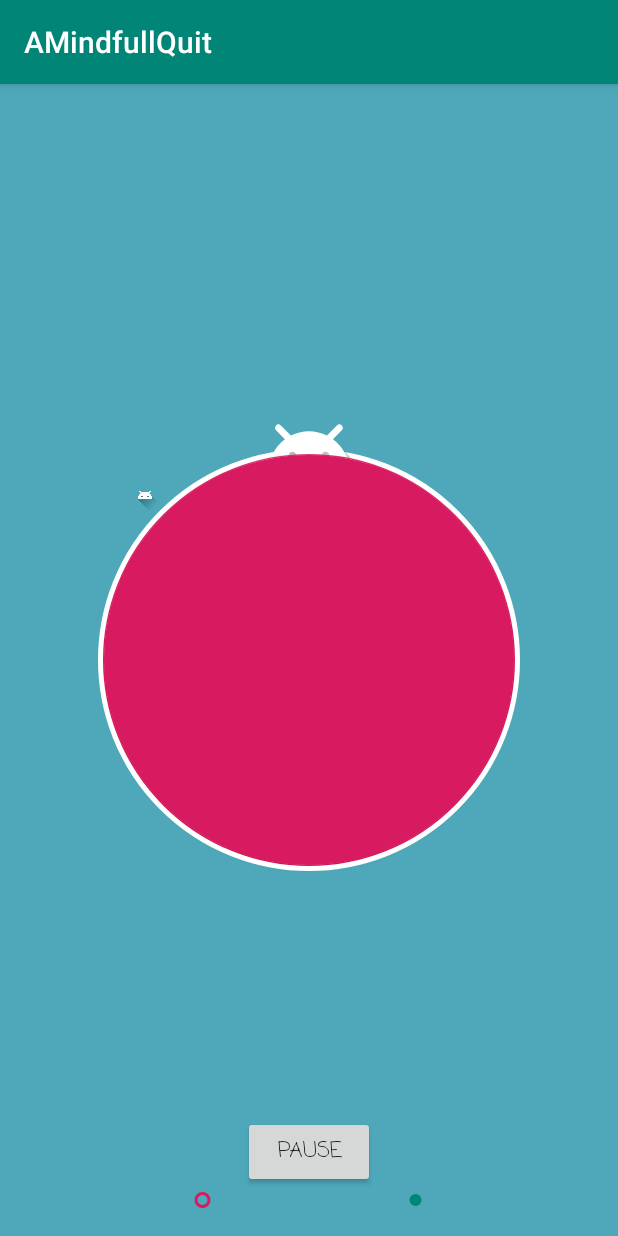
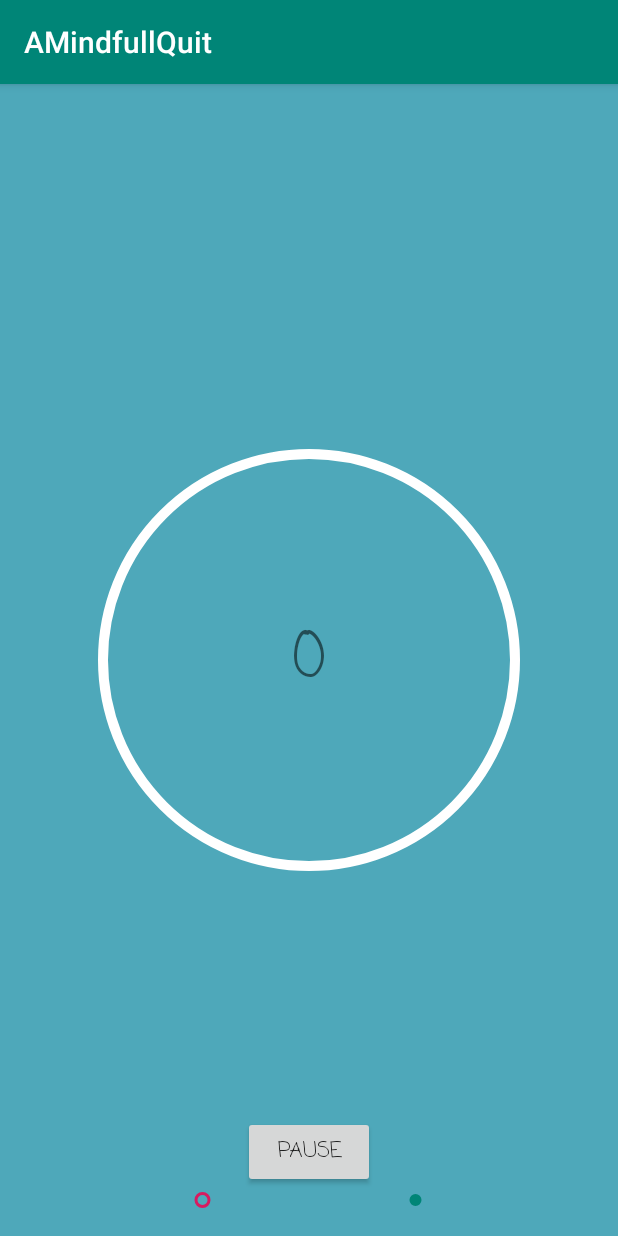
Before and after one commit to davinncia/AMindfullQuit, an Android app: the TimerFragment screen opened directly, with no data from a screen before it, after a tap on "START", on a phone screen of 412 x 824 dp. Run offline under Robolectric (Android 15) with nearby library versions, the phone set to English and light mode, and no system bars.

Commit message:
Custom animation for timer.

```diff
--- /dev/null
+++ b/app/src/main/java/com/example/amindfullquit/meditation/MeditationSession.kt
@@ -0,0 +1,5 @@
+package com.example.amindfullquit.meditation
+
+import java.util.*
+
+data class MeditationSession(val mDate: Date, var mLength: Int = 0)
--- a/app/src/main/java/com/example/amindfullquit/SeekCircle.kt
+++ b/app/src/main/java/com/example/amindfullquit/meditation/SeekCircle.kt
@@ -1,4 +1,4 @@
-package com.example.amindfullquit
+package com.example.amindfullquit.meditation
 
 import android.animation.Animator
 import android.content.Context
@@ -9,6 +9,8 @@ import android.util.Log
 import android.view.MotionEvent
 import android.view.View
 import android.view.ViewAnimationUtils
+import android.widget.ImageView
+import com.example.amindfullquit.R
 import kotlin.math.*
 
 class SeekCircle : View {
@@ -18,16 +20,24 @@ class SeekCircle : View {
     constructor(context: Context, attrs: AttributeSet?, defStyleAttr: Int) : super(context, attrs, defStyleAttr)
 
 
+    //TIMER
     private lateinit var mTimer: CountDownTimer
     private var isCounting = false
+    private var hasPaused = false
 
     //VALUES
+    //Outer circle
     private var cx = 0F  //Center of circle
     private var cy = 0F
 
     private var radius = 0F
     private var angle = -90.0 //Starting on top
 
+    //Inner circle (filling animation)
+    private var fillRatePx = 0F
+    private var fillRadius = 0F
+
+    //Pointer
     private var pointerHalfSize = 100
     private var pointerX = 0F
     private var pointerY = 0F
@@ -42,6 +52,12 @@ class SeekCircle : View {
         color = Color.parseColor("#FFFFFF")
         strokeWidth = 10F
         style = Paint.Style.STROKE
+    }
+
+    private val fillPaint = Paint(Paint.ANTI_ALIAS_FLAG).apply {
+        color = Color.parseColor("#FFFFFF")
+        strokeWidth = 10F
+        style = Paint.Style.FILL
     }
 
     private val mPointer = resources.getDrawable(R.drawable.ic_launcher_foreground, null)
@@ -70,12 +86,12 @@ class SeekCircle : View {
             canvas.drawARGB(255, 78, 168, 186) //Blue color
             canvas.drawCircle(cx, cy, radius, circlePaint) //Circle
 
-            mPointer.setBounds(-pointerHalfSize, -pointerHalfSize,
-                pointerHalfSize, pointerHalfSize)
+            canvas.drawCircle(cx, cy, fillRadius, fillPaint)
+
+            mPointer.setBounds(-pointerHalfSize, -pointerHalfSize, pointerHalfSize, pointerHalfSize)
 
             canvas.translate(pointerX, pointerY)
             mPointer.draw(canvas)
-
         }
 
     }
@@ -148,34 +164,40 @@ class SeekCircle : View {
     fun startCountDown(progress: Int){
         isCounting = true
 
-        mTimer = object: CountDownTimer(progress * 1000L + 200, 1000){
+        //keep radius & fillRate if has been paused
+        if (!hasPaused) //initialize filling rate
+            fillRatePx = (radius / progress)
 
-            override fun onFinish() {}
+        pointerX = -100F
+
+        mTimer = object: CountDownTimer(progress * 1000L, 1000){
+
+
+            override fun onFinish() {
+                isCounting = false
+                fillRadius = 0F
+                hasPaused = false
+            }
 
             override fun onTick(p0: Long) {
+
                 if (isCounting) {
-                    mOnProgressChangeListener?.onProgressChanged((p0 / 1000.0).roundToInt())
+                    fillRadius += fillRatePx
+                    //fillRadius = radius * (1 - (p0 / 1000.0) / progress).toFloat() //Inner circle growing each seconds
+                    invalidate()
+                    mOnProgressChangeListener?.onProgressChanged((p0 / 1000.0).roundToInt() - 1)
                 }
                 else
                     cancel()
             }
         }.start()
 
+
     }
 
     fun pauseCountDown(){
         isCounting = false
-    }
-
-    fun countingAnimator(view: View, progress: Int): Animator{
-
-        view.layoutParams.height = radius.toInt() * 2
-        view.layoutParams.width = radius.toInt() * 2
-
-        val animator = ViewAnimationUtils.createCircularReveal(view, radius.toInt(), radius.toInt(), 0f, radius)
-        animator.duration = progress * 1000L
-
-        return animator
+        hasPaused = true
     }
 
     ///////////////////
--- a/app/src/main/java/com/example/amindfullquit/meditation/TimerFragment.kt
+++ b/app/src/main/java/com/example/amindfullquit/meditation/TimerFragment.kt
@@ -7,10 +7,9 @@ import android.view.LayoutInflater
 import android.view.View
 import android.view.ViewGroup
 import android.widget.Button
+import android.widget.ImageView
 import android.widget.TextView
 import com.example.amindfullquit.R
-import com.example.amindfullquit.SeekCircle
-import com.google.android.material.floatingactionbutton.FloatingActionButton
 
 
 class TimerFragment : Fragment(), SeekCircle.OnProgressChangeListener {
@@ -21,7 +20,6 @@ class TimerFragment : Fragment(), SeekCircle.OnProgressChangeListener {
 
     //UI
     private lateinit var mProgressView: TextView
-    private lateinit var mCircleProgress: FloatingActionButton
     private lateinit var mSeekCircle: SeekCircle
     private lateinit var mButton: Button
 
@@ -41,7 +39,6 @@ class TimerFragment : Fragment(), SeekCircle.OnProgressChangeListener {
         val rootView = inflater.inflate(R.layout.fragment_timer, container, false);
 
         mProgressView = rootView.findViewById(R.id.tv_progress)
-        mCircleProgress = rootView.findViewById(R.id.iv_pointer_progress)
         mSeekCircle = rootView.findViewById(R.id.seekCircle)
         mButton = rootView.findViewById(R.id.btn_meditation)
 
@@ -59,24 +56,21 @@ class TimerFragment : Fragment(), SeekCircle.OnProgressChangeListener {
             mSeekCircle.startCountDown(mProgress)
             mButton.text = "Pause"
 
-            progressAnimator = mSeekCircle.countingAnimator(mCircleProgress, mProgress) //This should happen only once
-            progressAnimator.start()
-            mCircleProgress.show()
-
         } else {
 
             isCounting = false
             mSeekCircle.pauseCountDown()
             mButton.text = "Start"
 
-            mCircleProgress.hide()
-            progressAnimator.cancel()
         }
     }
+
+
 
     override fun onProgressChanged(progress: Int) {
         mProgressView.text = "$progress"
         mProgress = progress
+
     }
 
 
--- /dev/null
+++ b/app/src/main/java/com/example/amindfullquit/meditation/TimerViewModel.kt
@@ -0,0 +1,18 @@
+package com.example.amindfullquit.meditation
+
+import androidx.lifecycle.ViewModel
+import java.util.*
+
+class TimerViewModel : ViewModel(){
+
+    private var mMinutes: Int = 0
+
+    fun addMinute(){
+        mMinutes += 1;
+    }
+
+    fun saveSession(){
+        val session = MeditationSession(Calendar.getInstance().time, mMinutes)
+        //Save with Room
+    }
+}
--- a/app/src/main/res/layout/fragment_timer.xml
+++ b/app/src/main/res/layout/fragment_timer.xml
@@ -9,7 +9,7 @@
     tools:context=".meditation.MeditationActivity">
 
 
-    <com.example.amindfullquit.SeekCircle
+    <com.example.amindfullquit.meditation.SeekCircle
         android:id="@+id/seekCircle"
         android:layout_width="match_parent"
         android:layout_height="match_parent"
@@ -29,16 +29,6 @@
         app:layout_constraintStart_toStartOf="@id/seekCircle"
         app:layout_constraintTop_toTopOf="@id/seekCircle"/>
 
-    <com.google.android.material.floatingactionbutton.FloatingActionButton
-        android:id="@+id/iv_pointer_progress"
-        android:layout_width="match_parent"
-        android:layout_height="match_parent"
-        android:src="@drawable/ic_launcher_foreground"
-        android:visibility="invisible"
-        app:layout_constraintBottom_toBottomOf="@id/seekCircle"
-        app:layout_constraintEnd_toEndOf="@id/seekCircle"
-        app:layout_constraintStart_toStartOf="@id/seekCircle"
-        app:layout_constraintTop_toTopOf="@id/seekCircle"/>
 
 
     <Button
```
